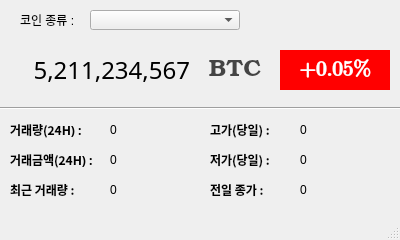
This is ui/coinPriceUi.ui in yoojj1990/coinPriceProject_2022_6_17 as Qt 5 draws it before an edit. The edited form follows.
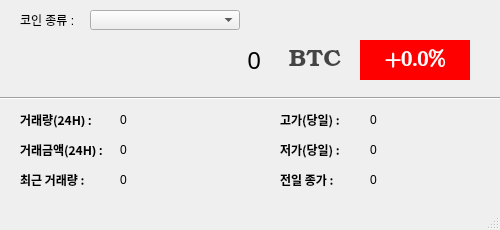
This is the edited form.

Commit message: ui 수정

```diff
--- a/ui/coinPriceUi.ui
+++ b/ui/coinPriceUi.ui
@@ -6,8 +6,8 @@
    <rect>
     <x>0</x>
     <y>0</y>
-    <width>400</width>
-    <height>240</height>
+    <width>500</width>
+    <height>230</height>
    </rect>
   </property>
   <property name="windowTitle">
@@ -41,8 +41,8 @@
     <property name="geometry">
      <rect>
       <x>20</x>
-      <y>50</y>
-      <width>170</width>
+      <y>40</y>
+      <width>241</width>
       <height>40</height>
      </rect>
     </property>
@@ -55,7 +55,7 @@
      </font>
     </property>
     <property name="text">
-     <string>5,211,234,567</string>
+     <string>0</string>
     </property>
     <property name="alignment">
      <set>Qt::AlignRight|Qt::AlignTrailing|Qt::AlignVCenter</set>
@@ -64,8 +64,8 @@
    <widget class="QLabel" name="coinTicker_label">
     <property name="geometry">
      <rect>
-      <x>200</x>
-      <y>50</y>
+      <x>280</x>
+      <y>40</y>
       <width>70</width>
       <height>40</height>
      </rect>
@@ -89,8 +89,8 @@
    <widget class="QLabel" name="coinChang_label">
     <property name="geometry">
      <rect>
-      <x>280</x>
-      <y>50</y>
+      <x>360</x>
+      <y>40</y>
       <width>110</width>
       <height>40</height>
      </rect>
@@ -108,7 +108,7 @@
 color: rgb(255, 255, 255);</string>
     </property>
     <property name="text">
-     <string>+0.05%</string>
+     <string>+0.0%</string>
     </property>
     <property name="alignment">
      <set>Qt::AlignCenter</set>
@@ -117,8 +117,8 @@
    <widget class="QLabel" name="label_5">
     <property name="geometry">
      <rect>
-      <x>10</x>
-      <y>150</y>
+      <x>20</x>
+      <y>140</y>
       <width>100</width>
       <height>20</height>
      </rect>
@@ -137,8 +137,8 @@
    <widget class="QLabel" name="label_6">
     <property name="geometry">
      <rect>
-      <x>10</x>
-      <y>120</y>
+      <x>20</x>
+      <y>110</y>
       <width>90</width>
       <height>20</height>
      </rect>
@@ -157,9 +157,9 @@
    <widget class="QLabel" name="acc_trade_volume_label">
     <property name="geometry">
      <rect>
-      <x>110</x>
-      <y>120</y>
-      <width>90</width>
+      <x>120</x>
+      <y>110</y>
+      <width>140</width>
       <height>20</height>
      </rect>
     </property>
@@ -170,9 +170,9 @@
    <widget class="QLabel" name="acc_trade_price_label">
     <property name="geometry">
      <rect>
-      <x>110</x>
-      <y>150</y>
-      <width>90</width>
+      <x>120</x>
+      <y>140</y>
+      <width>140</width>
       <height>20</height>
      </rect>
     </property>
@@ -183,8 +183,8 @@
    <widget class="QLabel" name="label_9">
     <property name="geometry">
      <rect>
-      <x>10</x>
-      <y>180</y>
+      <x>20</x>
+      <y>170</y>
       <width>90</width>
       <height>20</height>
      </rect>
@@ -203,9 +203,9 @@
    <widget class="QLabel" name="trade_volume_label">
     <property name="geometry">
      <rect>
-      <x>110</x>
-      <y>180</y>
-      <width>90</width>
+      <x>120</x>
+      <y>170</y>
+      <width>140</width>
       <height>20</height>
      </rect>
     </property>
@@ -216,8 +216,8 @@
    <widget class="QLabel" name="label_11">
     <property name="geometry">
      <rect>
-      <x>210</x>
-      <y>120</y>
+      <x>280</x>
+      <y>110</y>
       <width>80</width>
       <height>20</height>
      </rect>
@@ -236,8 +236,8 @@
    <widget class="QLabel" name="label_12">
     <property name="geometry">
      <rect>
-      <x>210</x>
-      <y>150</y>
+      <x>280</x>
+      <y>140</y>
       <width>80</width>
       <height>20</height>
      </rect>
@@ -256,8 +256,8 @@
    <widget class="QLabel" name="label_13">
     <property name="geometry">
      <rect>
-      <x>210</x>
-      <y>180</y>
+      <x>280</x>
+      <y>170</y>
       <width>80</width>
       <height>20</height>
      </rect>
@@ -277,8 +277,8 @@
     <property name="geometry">
      <rect>
       <x>0</x>
-      <y>100</y>
-      <width>401</width>
+      <y>90</y>
+      <width>511</width>
       <height>16</height>
      </rect>
     </property>
@@ -296,9 +296,9 @@
    <widget class="QLabel" name="high_price_label">
     <property name="geometry">
      <rect>
-      <x>300</x>
-      <y>120</y>
-      <width>90</width>
+      <x>370</x>
+      <y>110</y>
+      <width>120</width>
       <height>20</height>
      </rect>
     </property>
@@ -309,9 +309,9 @@
    <widget class="QLabel" name="low_price_label">
     <property name="geometry">
      <rect>
-      <x>300</x>
-      <y>150</y>
-      <width>90</width>
+      <x>370</x>
+      <y>140</y>
+      <width>120</width>
       <height>20</height>
      </rect>
     </property>
@@ -322,9 +322,9 @@
    <widget class="QLabel" name="prev_closing_price_label">
     <property name="geometry">
      <rect>
-      <x>300</x>
-      <y>180</y>
-      <width>90</width>
+      <x>370</x>
+      <y>170</y>
+      <width>120</width>
       <height>20</height>
      </rect>
     </property>
```
Left out of the diff: 2 changed lines with no effect on the pictures.
